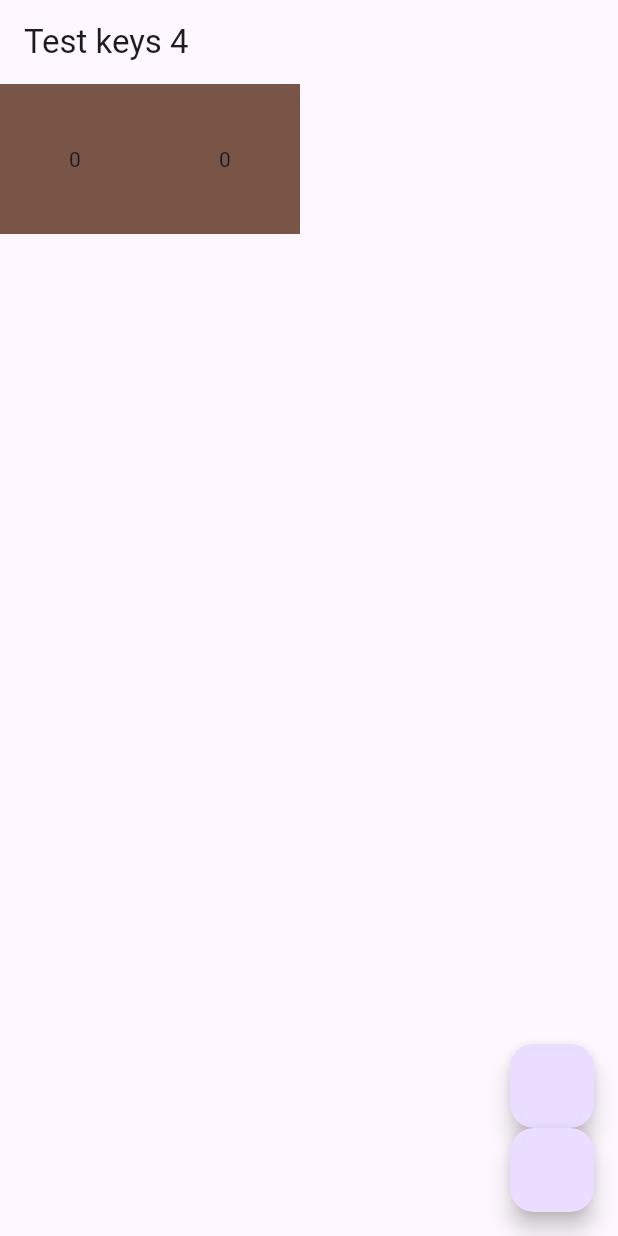
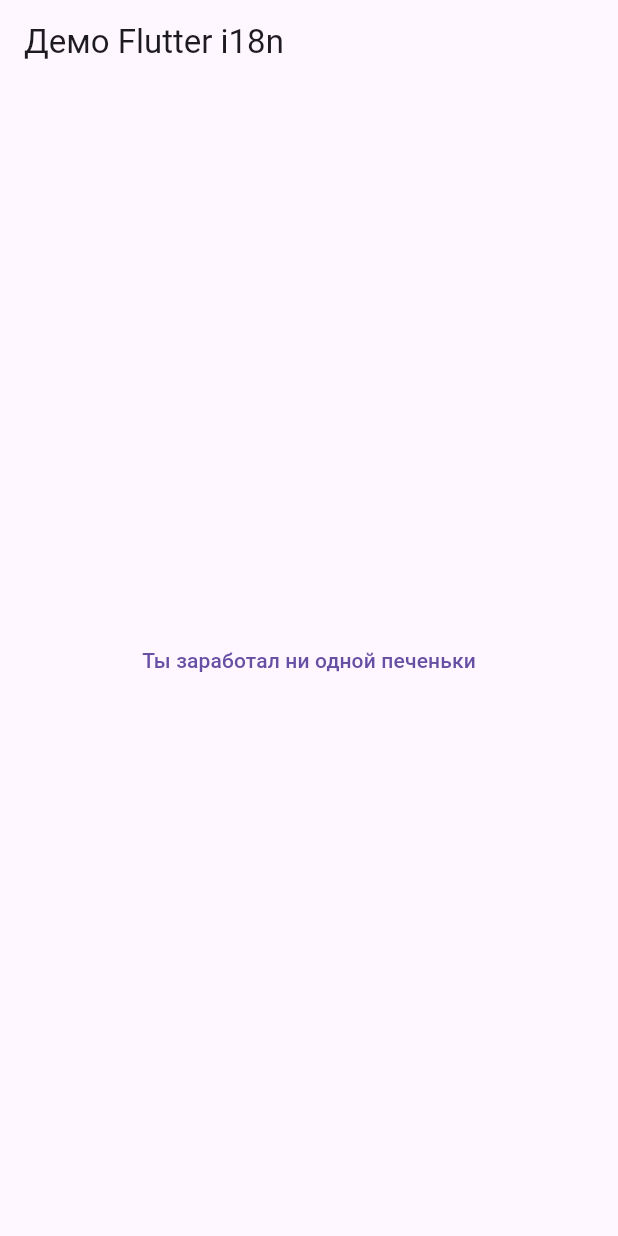
Before and after one commit to sb-dor/yandex_flutter_handbook, a Flutter app: the screen it shows after launch, on a phone screen of 412 x 824 dp. Run offline on Flutter 3.47's test engine with Material 3 defaults, Android fonts, the phone set to English and light mode, and no system bars; our stand-ins replace clock.

Commit message:
learning about localization

````diff
--- /dev/null
+++ b/l10n.yaml
@@ -0,0 +1,3 @@
+arb-dir: lib/l10n
+template-arb-file: app_en.arb
+output-localization-file: app_localizations.dart
--- /dev/null
+++ b/lib/l10n/app_localizations.dart
@@ -0,0 +1,146 @@
+import 'dart:async';
+
+import 'package:flutter/foundation.dart';
+import 'package:flutter/widgets.dart';
+import 'package:flutter_localizations/flutter_localizations.dart';
+import 'package:intl/intl.dart' as intl;
+
+import 'app_localizations_en.dart';
+import 'app_localizations_ru.dart';
+
+// ignore_for_file: type=lint
+
+/// Callers can lookup localized strings with an instance of AppLocalizations
+/// returned by `AppLocalizations.of(context)`.
+///
+/// Applications need to include `AppLocalizations.delegate()` in their app's
+/// `localizationDelegates` list, and the locales they support in the app's
+/// `supportedLocales` list. For example:
+///
+/// ```dart
+/// import 'l10n/app_localizations.dart';
+///
+/// return MaterialApp(
+///   localizationsDelegates: AppLocalizations.localizationsDelegates,
+///   supportedLocales: AppLocalizations.supportedLocales,
+///   home: MyApplicationHome(),
+/// );
+/// ```
+///
+/// ## Update pubspec.yaml
+///
+/// Please make sure to update your pubspec.yaml to include the following
+/// packages:
+///
+/// ```yaml
+/// dependencies:
+///   # Internationalization support.
+///   flutter_localizations:
+///     sdk: flutter
+///   intl: any # Use the pinned version from flutter_localizations
+///
+///   # Rest of dependencies
+/// ```
+///
+/// ## iOS Applications
+///
+/// iOS applications define key application metadata, including supported
+/// locales, in an Info.plist file that is built into the application bundle.
+/// To configure the locales supported by your app, you’ll need to edit this
+/// file.
+///
+/// First, open your project’s ios/Runner.xcworkspace Xcode workspace file.
+/// Then, in the Project Navigator, open the Info.plist file under the Runner
+/// project’s Runner folder.
+///
+/// Next, select the Information Property List item, select Add Item from the
+/// Editor menu, then select Localizations from the pop-up menu.
+///
+/// Select and expand the newly-created Localizations item then, for each
+/// locale your application supports, add a new item and select the locale
+/// you wish to add from the pop-up menu in the Value field. This list should
+/// be consistent with the languages listed in the AppLocalizations.supportedLocales
+/// property.
+abstract class AppLocalizations {
+  AppLocalizations(String locale)
+    : localeName = intl.Intl.canonicalizedLocale(locale.toString());
+
+  final String localeName;
+
+  static AppLocalizations? of(BuildContext context) {
+    return Localizations.of<AppLocalizations>(context, AppLocalizations);
+  }
+
+  static const LocalizationsDelegate<AppLocalizations> delegate =
+      _AppLocalizationsDelegate();
+
+  /// A list of this localizations delegate along with the default localizations
+  /// delegates.
+  ///
+  /// Returns a list of localizations delegates containing this delegate along with
+  /// GlobalMaterialLocalizations.delegate, GlobalCupertinoLocalizations.delegate,
+  /// and GlobalWidgetsLocalizations.delegate.
+  ///
+  /// Additional delegates can be added by appending to this list in
+  /// MaterialApp. This list does not have to be used at all if a custom list
+  /// of delegates is preferred or required.
+  static const List<LocalizationsDelegate<dynamic>> localizationsDelegates =
+      <LocalizationsDelegate<dynamic>>[
+        delegate,
+        GlobalMaterialLocalizations.delegate,
+        GlobalCupertinoLocalizations.delegate,
+        GlobalWidgetsLocalizations.delegate,
+      ];
+
+  /// A list of this localizations delegate's supported locales.
+  static const List<Locale> supportedLocales = <Locale>[
+    Locale('en'),
+    Locale('ru'),
+  ];
+
+  /// AppBar title
+  ///
+  /// In en, this message translates to:
+  /// **'Flutter i18n Demo'**
+  String get appTitle;
+
+  /// How many times the button has been pushed
+  ///
+  /// In en, this message translates to:
+  /// **'You have pushed the button {count} times:'**
+  String pushCount(int count, String style);
+}
+
+class _AppLocalizationsDelegate
+    extends LocalizationsDelegate<AppLocalizations> {
+  const _AppLocalizationsDelegate();
+
+  @override
+  Future<AppLocalizations> load(Locale locale) {
+    return SynchronousFuture<AppLocalizations>(lookupAppLocalizations(locale));
+  }
+
+  @override
+  bool isSupported(Locale locale) =>
+      <String>['en', 'ru'].contains(locale.languageCode);
+
+  @override
+  bool shouldReload(_AppLocalizationsDelegate old) => false;
+}
+
+AppLocalizations lookupAppLocalizations(Locale locale) {
+  // Lookup logic when only language code is specified.
+  switch (locale.languageCode) {
+    case 'en':
+      return AppLocalizationsEn();
+    case 'ru':
+      return AppLocalizationsRu();
+  }
+
+  throw FlutterError(
+    'AppLocalizations.delegate failed to load unsupported locale "$locale". This is likely '
+    'an issue with the localizations generation tool. Please file an issue '
+    'on GitHub with a reproducible sample app and the gen-l10n configuration '
+    'that was used.',
+  );
+}
--- /dev/null
+++ b/lib/localization_app.dart
@@ -0,0 +1,61 @@
+import 'package:flutter/material.dart';
+import 'package:flutter_localizations/flutter_localizations.dart';
+
+import 'l10n/app_localizations.dart';
+
+class PronounStyle {
+  static const formal = 'formal';
+
+  static const informal = 'informal';
+}
+
+class LocalizationApp extends StatefulWidget {
+  const LocalizationApp({super.key});
+
+  @override
+  State<LocalizationApp> createState() => _LocalizationAppState();
+}
+
+class _LocalizationAppState extends State<LocalizationApp> {
+  @override
+  Widget build(BuildContext context) {
+    return MaterialApp(
+      locale: Locale('ru'),
+      supportedLocales: AppLocalizations.supportedLocales,
+      localizationsDelegates: AppLocalizations.localizationsDelegates,
+      home: _LocalizationHomeWidget(),
+    );
+  }
+}
+
+class _LocalizationHomeWidget extends StatefulWidget {
+  const _LocalizationHomeWidget();
+
+  @override
+  State<_LocalizationHomeWidget> createState() => _LocalizationHomeWidgetState();
+}
+
+class _LocalizationHomeWidgetState extends State<_LocalizationHomeWidget> {
+  int _counter = 0;
+
+  void increment() {
+    setState(() {
+      _counter++;
+    });
+  }
+
+  @override
+  Widget build(BuildContext context) {
+    return Scaffold(
+      appBar: AppBar(title: Text(AppLocalizations.of(context)!.appTitle)),
+      body: Center(
+        child: TextButton(
+          onPressed: () {
+            increment();
+          },
+          child: Text(AppLocalizations.of(context)!.pushCount(_counter, PronounStyle.informal)),
+        ),
+      ),
+    );
+  }
+}
--- a/lib/main.dart
+++ b/lib/main.dart
@@ -3,11 +3,12 @@ import 'package:yandex_flutter_handbook/test_inh_widget.dart';
 import 'package:yandex_flutter_handbook/test_inh_widget_2.dart';
 import 'package:yandex_flutter_handbook/test_widget_keys.dart';
 
+import 'localization_app.dart';
 import 'test_widget_keys_2.dart';
 import 'test_widget_keys_3.dart';
 import 'test_widget_keys_4.dart';
 import 'test_widget_keys_5.dart';
 
 void main() {
-  runApp(MaterialApp(home: TestWidgetKeys4()));
+  runApp(MaterialApp(home: LocalizationApp()));
 }
--- a/pubspec.yaml
+++ b/pubspec.yaml
@@ -36,6 +36,9 @@ dependencies:
   cupertino_icons: ^1.0.8
   fake_async: ^1.3.3
   clock: ^1.1.2
+  flutter_localizations:
+    sdk: flutter
+  intl: any
 
 dev_dependencies:
   flutter_test:
@@ -55,6 +58,7 @@ dev_dependencies:
 
 # The following section is specific to Flutter packages.
 flutter:
+  generate: true
 
   # The following line ensures that the Material Icons font is
   # included with your application, so that you can use the icons in
````
Also changed, not shown: lib/l10n/app_en.arb (added, +16 -0 lines), lib/l10n/app_localizations_en.dart (added, +18 -0 lines), lib/l10n/app_localizations_ru.dart (added, +32 -0 lines), lib/l10n/app_ru.arb (added, +16 -0 lines), pubspec.lock, 1 other file.
